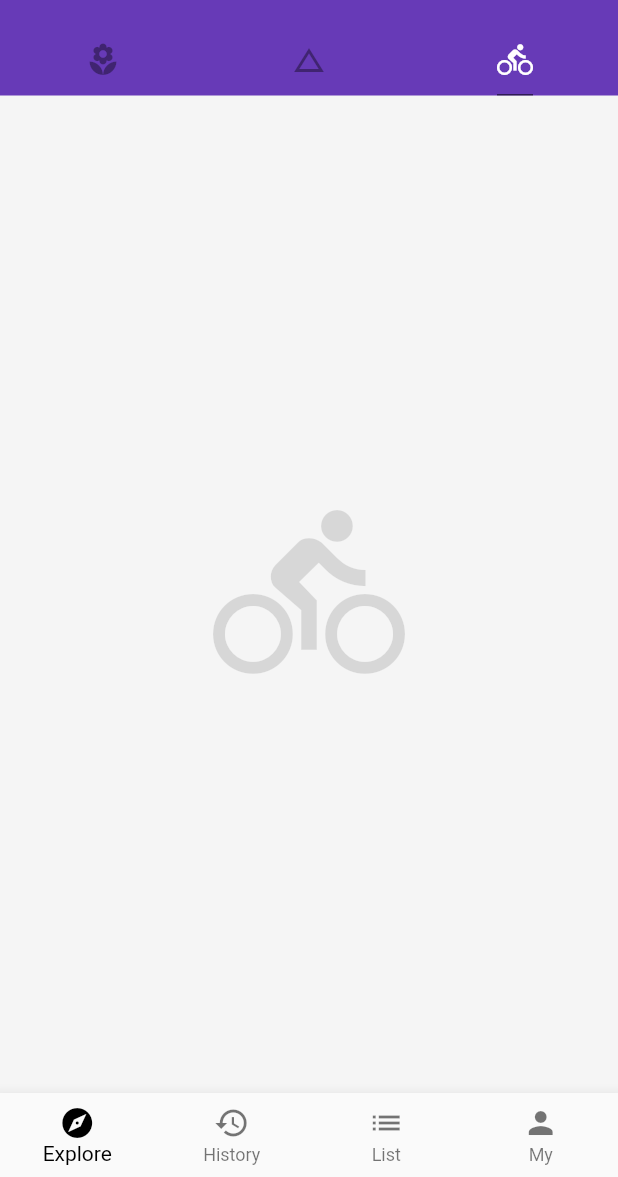
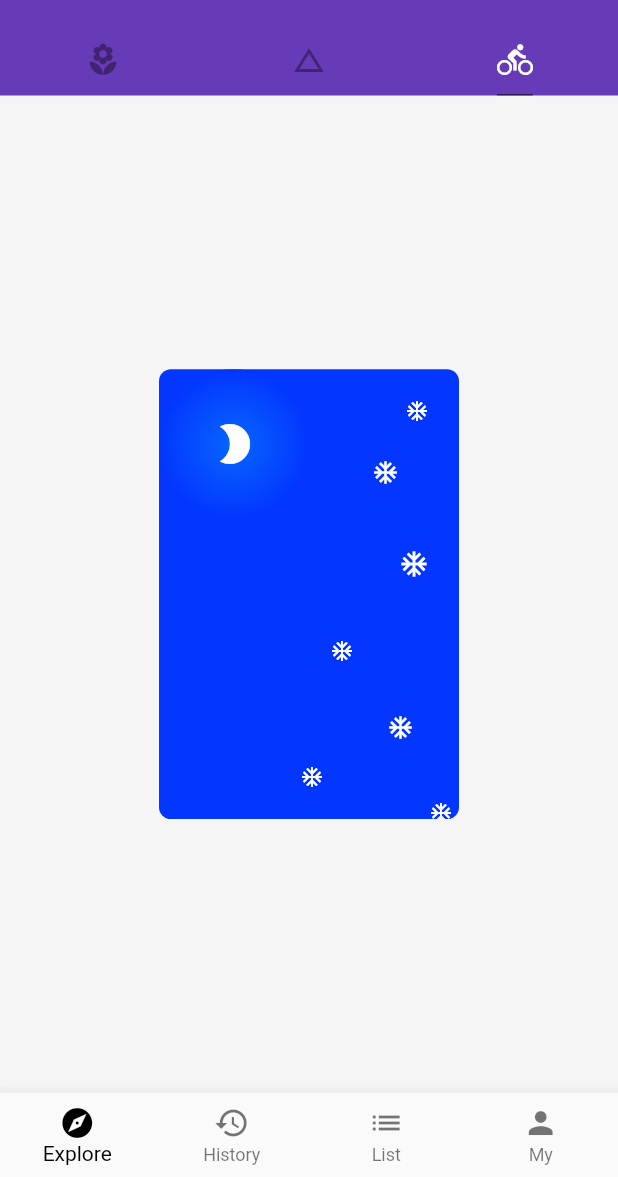
Before and after one commit to hzz-dev/hzz_flutter_001_main, a Flutter app: the screen it shows after launch, tab 3 chosen, on a phone screen of 412 x 824 dp, the part 59-1236 px from its top. Run offline on Flutter 3.47's test engine with Material 2 defaults, Android fonts, the phone set to English and light mode, and no system bars; network calls fail.

Commit message:
Row和Column 类似 FlexBox布局

```diff
--- /dev/null
+++ b/lib/baseic_widget_layout_demo/basic_layout.dart
@@ -0,0 +1,131 @@
+import 'package:flutter/material.dart';
+
+class LayoutDemo extends StatelessWidget {
+  @override
+  Widget build(BuildContext context) {
+    return Container(
+      child: Column(
+        mainAxisAlignment: MainAxisAlignment.center,
+        children: <Widget>[
+          StackDemo(),
+        ],
+      ),
+    );
+    // Container(
+    //   child: Row(
+    //     mainAxisAlignment: MainAxisAlignment.spaceEvenly,
+    //     crossAxisAlignment: CrossAxisAlignment.start,
+    //     children: <Widget>[
+    //       IconBadge(Icons.poll),
+    //       IconBadge(Icons.beach_access, size: 64.0),
+    //       IconBadge(Icons.airline_seat_individual_suite),
+    //     ],
+    //   ),
+    // );
+
+    // Column(
+    //   children: <Widget>[
+    //     IconBadge(
+    //       Icons.pool,
+    //       size: 64.0,
+    //     ),
+    //   ],
+    // );
+    // Container(
+
+    // );
+  }
+}
+
+class StackDemo extends StatelessWidget {
+  @override
+  Widget build(BuildContext context) {
+    return Stack(
+      alignment: Alignment.topLeft,
+      children: <Widget>[
+        SizedBox(
+          width: 200.0,
+          height: 300.0,
+          child: Container(
+            alignment: Alignment(0.0, -0.9),
+            decoration: BoxDecoration(
+              color: Color.fromRGBO(3, 54, 255, 1.0),
+              borderRadius: BorderRadius.circular(8.0),
+            ),
+          ),
+        ),
+        SizedBox(
+          height: 32.0,
+        ),
+        SizedBox(
+          width: 100.0,
+          height: 100.0,
+          child: Container(
+            decoration: BoxDecoration(
+              color: Color.fromRGBO(3, 54, 255, 1.0),
+              shape: BoxShape.circle,
+              gradient: RadialGradient(colors: [
+                Color.fromRGBO(7, 102, 255, 1.0),
+                Color.fromRGBO(3, 54, 255, 1.0),
+              ]),
+            ),
+            child: Icon(Icons.brightness_2, color: Colors.white, size: 32.0),
+          ),
+        ),
+        Positioned(
+          right: 20.0,
+          top: 20.0,
+          child: Icon(Icons.ac_unit, color: Colors.white, size: 16.0),
+        ),
+        Positioned(
+          right: 40.0,
+          top: 60.0,
+          child: Icon(Icons.ac_unit, color: Colors.white, size: 18.0),
+        ),
+        Positioned(
+          right: 20.0,
+          top: 120.0,
+          child: Icon(Icons.ac_unit, color: Colors.white, size: 20.0),
+        ),
+        Positioned(
+          right: 70.0,
+          top: 180.0,
+          child: Icon(Icons.ac_unit, color: Colors.white, size: 16.0),
+        ),
+        Positioned(
+          right: 30.0,
+          top: 230.0,
+          child: Icon(Icons.ac_unit, color: Colors.white, size: 18.0),
+        ),
+        Positioned(
+          right: 90.0,
+          bottom: 20.0,
+          child: Icon(Icons.ac_unit, color: Colors.white, size: 16.0),
+        ),
+        Positioned(
+          right: 4.0,
+          bottom: -4.0,
+          child: Icon(Icons.ac_unit, color: Colors.white, size: 16.0),
+        ),
+      ],
+    );
+  }
+}
+
+class IconBadge extends StatelessWidget {
+  final IconData icon;
+  final double size;
+
+// 构造方法
+  IconBadge(this.icon, {this.size = 32.0});
+
+  @override
+  Widget build(BuildContext context) {
+    return Container(
+      child: Icon(icon, size: size, color: Colors.white),
+      width: size + 60,
+      height: size + 60,
+      color: Color.fromRGBO(3, 54, 255, 1.0),
+    );
+  }
+}
--- a/lib/baseic_widget_demo/basic_widget.dart
+++ b/lib/baseic_widget_layout_demo/basic_widget.dart
@@ -1,6 +1,11 @@
 import 'package:flutter/material.dart';
 
-class BasicWidget extends StatelessWidget {}
+class BasicWidget extends StatelessWidget {
+  @override
+  Widget build(BuildContext context) {
+    return ContainerDemo();
+  }
+}
 
 class ContainerDemo extends StatelessWidget {
   @override
--- a/lib/demo/home_customtabbar.dart
+++ b/lib/demo/home_customtabbar.dart
@@ -1,7 +1,8 @@
 import 'package:flutter/material.dart';
+import 'package:hzz_flutter_001_main/baseic_widget_layout_demo/basic_layout.dart';
 import '../demo/listview_demo.dart';
 import '../demo/bottom_navigation_bar_demo.dart';
-import '../baseic_widget_demo/basic_widget.dart';
+import '../baseic_widget_layout_demo/basic_widget.dart';
 
 class Home extends StatelessWidget {
   @override
@@ -76,11 +77,12 @@ class Home extends StatelessWidget {
               //   color: Colors.black12,
               // ),
               BasicWidget(),
-              Icon(
-                Icons.directions_bike,
-                size: 128.0,
-                color: Colors.black12,
-              )
+              // Icon(
+              //   Icons.directions_bike,
+              //   size: 128.0,
+              //   color: Colors.black12,
+              // )
+              LayoutDemo(),
             ],
           ),
 
```
